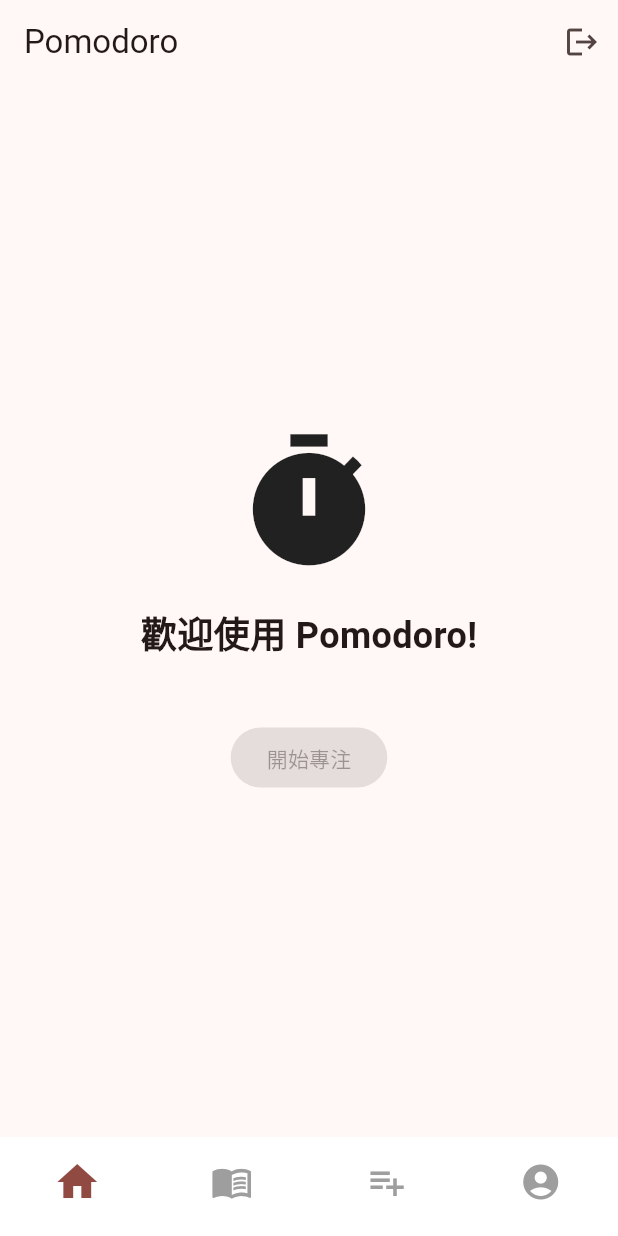
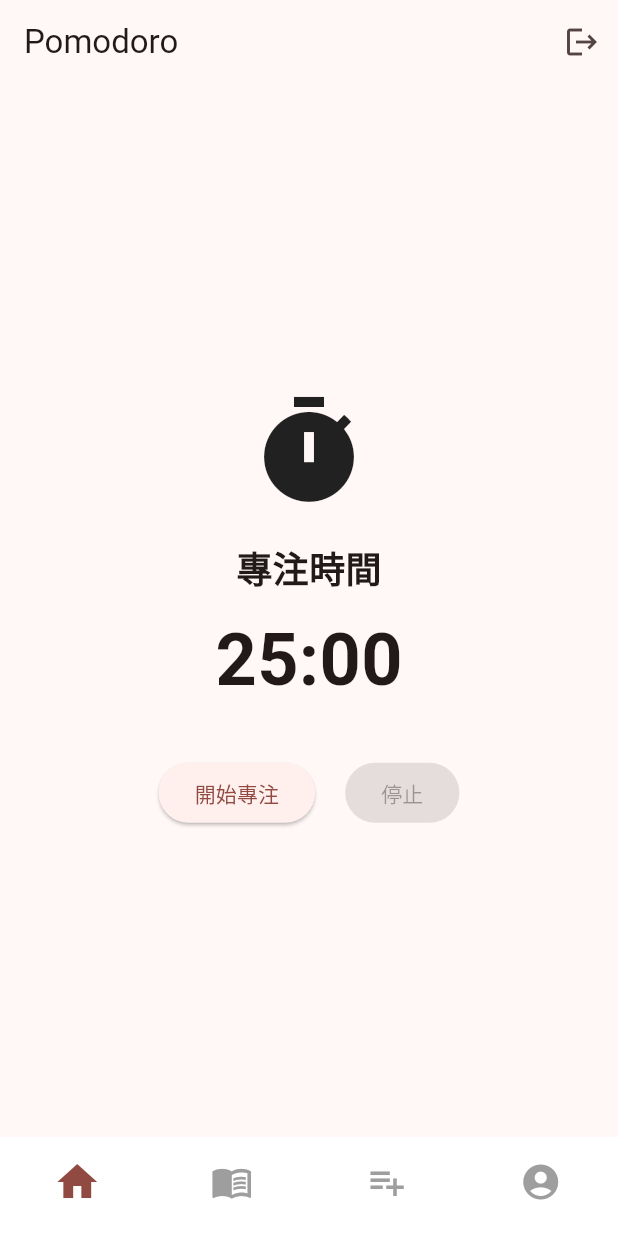
Before and after one commit to 1028ouo/pomodoro, a Flutter app: the screen it shows once a user with an empty profile is signed in, on a phone screen of 412 x 824 dp. Run offline on Flutter 3.47's test engine with Material 3 defaults, Android fonts, the phone set to English and light mode, and no system bars; our stand-ins replace firebase_auth, firebase_core, google_sign_in; accounts and stored records are empty; generated files the repository leaves out were written again; network calls fail.

Commit message:
Update home_content.dart

```diff
--- a/lib/pages/home_content.dart
+++ b/lib/pages/home_content.dart
@@ -1,24 +1,172 @@
 import 'package:flutter/material.dart';
+import 'dart:async';
 
-class HomeContent extends StatelessWidget {
+// 定義冒險獎勵(料理)資料結構
+class FoodReward {
+  final String name;
+  final String emoji;
+  final String description;
+
+  FoodReward({
+    required this.name,
+    required this.emoji,
+    required this.description,
+  });
+}
+
+class HomeContent extends StatefulWidget {
   const HomeContent({super.key});
 
   @override
+  State<HomeContent> createState() => _HomeContentState();
+}
+
+class _HomeContentState extends State<HomeContent> {
+  // 番茄鐘狀態
+  bool isRunning = false;
+  bool isBreak = false;
+  int remainingSeconds = 25 * 60; // 25分鐘專注時間
+  Timer? timer;
+
+  // 獎勵相關
+  List<FoodReward> earnedRewards = [];
+
+  // 假資料：可能獲得的獎勵
+  final List<FoodReward> possibleRewards = [
+    FoodReward(name: '營火烤肉', emoji: '🍖', description: '在營火上烤製的美味肉類'),
+    FoodReward(name: '野炊湯品', emoji: '🍲', description: '用山泉水熬煮的鮮美湯品'),
+    FoodReward(name: '烤馬鈴薯', emoji: '🥔', description: '煨在炭火中的香甜馬鈴薯'),
+    FoodReward(name: '野莓果醬', emoji: '🍓', description: '用野外採集的漿果製作的果醬'),
+    FoodReward(name: '露營咖啡', emoji: '☕', description: '在戶外煮的香醇咖啡'),
+    FoodReward(name: '森林三明治', emoji: '🥪', description: '用野菜製作的健康三明治'),
+  ];
+
+  @override
+  void dispose() {
+    timer?.cancel();
+    super.dispose();
+  }
+
+  void startTimer() {
+    setState(() {
+      isRunning = true;
+      // remainingSeconds = isBreak ? 5 * 60 : 25 * 60; // 專注25分鐘或休息5分鐘
+      remainingSeconds = isBreak ? 5 : 5;
+    });
+
+    // 實際應用中這裡會是25分鐘，為了測試設定較短時間
+    // 在實際產品中改回正常時間
+    timer = Timer.periodic(const Duration(seconds: 1), (timer) {
+      if (remainingSeconds > 0) {
+        setState(() {
+          remainingSeconds--;
+        });
+      } else {
+        timer.cancel();
+        if (!isBreak) {
+          // 專注時間結束，開始休息
+          setState(() {
+            isBreak = true;
+          });
+          startTimer(); // 開始休息時間
+        } else {
+          // 休息時間結束，完成一個循環，獲得獎勵
+          earnReward();
+          setState(() {
+            isRunning = false;
+            isBreak = false;
+          });
+        }
+      }
+    });
+  }
+
+  void stopTimer() {
+    timer?.cancel();
+    setState(() {
+      isRunning = false;
+    });
+  }
+
+  void earnReward() {
+    // 隨機選擇一個獎勵
+    final reward =
+        possibleRewards[DateTime.now().millisecondsSinceEpoch %
+            possibleRewards.length];
+    setState(() {
+      earnedRewards.add(reward);
+    });
+
+    // 顯示獲得獎勵的提示
+    showDialog(
+      context: context,
+      builder:
+          (context) => AlertDialog(
+            title: Center(child: const Text('You got this！')),
+            content: Column(
+              mainAxisSize: MainAxisSize.min,
+              children: [
+                Text(reward.emoji, style: const TextStyle(fontSize: 50)),
+                const SizedBox(height: 10),
+                Text(
+                  reward.name,
+                  style: const TextStyle(
+                    fontSize: 20,
+                    fontWeight: FontWeight.bold,
+                  ),
+                ),
+                const SizedBox(height: 5),
+                Text(reward.description),
+              ],
+            ),
+            actions: [
+              TextButton(
+                onPressed: () => Navigator.pop(context),
+                child: const Text('太棒了！'),
+              ),
+            ],
+          ),
+    );
+  }
+
+  String formatTime(int seconds) {
+    int minutes = seconds ~/ 60;
+    int remainingSeconds = seconds % 60;
+    return '$minutes:${remainingSeconds.toString().padLeft(2, '0')}';
+  }
+
+  @override
   Widget build(BuildContext context) {
-    return const Center(
+    return Padding(
+      padding: const EdgeInsets.all(20.0),
       child: Column(
         mainAxisAlignment: MainAxisAlignment.center,
         children: [
-          Icon(Icons.timer, size: 100),
-          SizedBox(height: 20),
+          const Icon(Icons.timer, size: 80),
+          const SizedBox(height: 20),
           Text(
-            '歡迎使用 Pomodoro!',
-            style: TextStyle(fontSize: 24, fontWeight: FontWeight.bold),
+            isBreak ? '休息時間' : '專注時間',
+            style: const TextStyle(fontSize: 24, fontWeight: FontWeight.bold),
           ),
-          SizedBox(height: 40),
-          ElevatedButton(
-            onPressed: null, // 這裡可以開始一個番茄鐘
-            child: Text('開始專注'),
+          const SizedBox(height: 10),
+          Text(
+            formatTime(remainingSeconds),
+            style: const TextStyle(fontSize: 48, fontWeight: FontWeight.bold),
+          ),
+          const SizedBox(height: 30),
+          Row(
+            mainAxisAlignment: MainAxisAlignment.center,
+            children: [
+              ElevatedButton(
+                onPressed: isRunning ? null : startTimer,
+                child: const Text('開始專注'),
+              ),
+              const SizedBox(width: 20),
+              ElevatedButton(
+                onPressed: isRunning ? stopTimer : null,
+                child: const Text('停止'),
+              ),
+            ],
           ),
         ],
       ),
```
